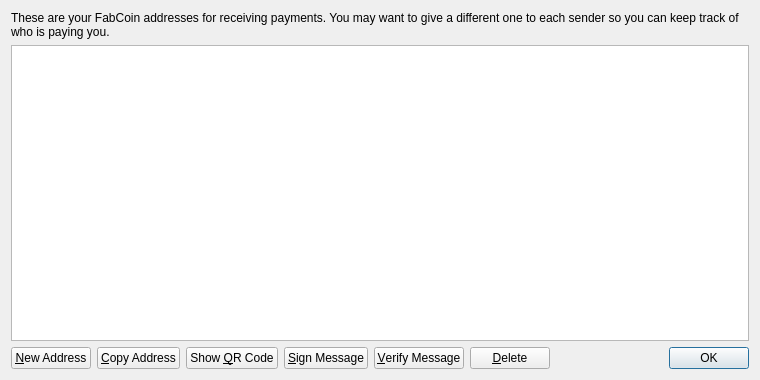
This is src/qt/forms/addressbookpage.ui in chocolatecoin/chocolatecoin as Qt 5 draws it before an edit. The edited form follows.
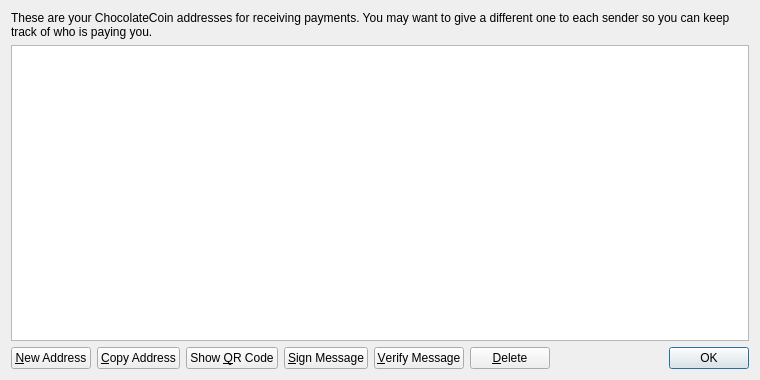
This is the edited form. Icons and pictures are not drawn.

What changed in the file:
```diff
--- a/src/qt/forms/addressbookpage.ui
+++ b/src/qt/forms/addressbookpage.ui
@@ -17,7 +17,7 @@
    <item>
     <widget class="QLabel" name="labelExplanation">
      <property name="text">
-      <string>These are your FabCoin addresses for receiving payments. You may want to give a different one to each sender so you can keep track of who is paying you.</string>
+      <string>These are your ChocolateCoin addresses for receiving payments. You may want to give a different one to each sender so you can keep track of who is paying you.</string>
      </property>
      <property name="textFormat">
       <enum>Qt::PlainText</enum>
```
